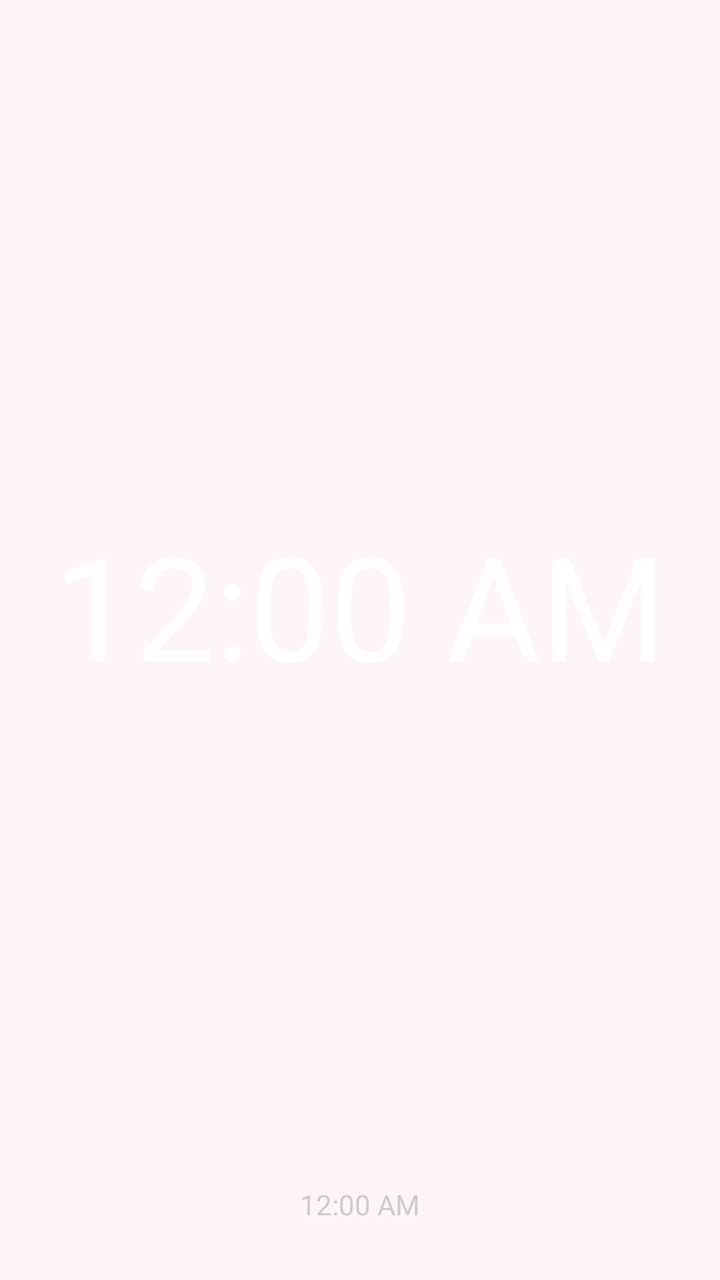
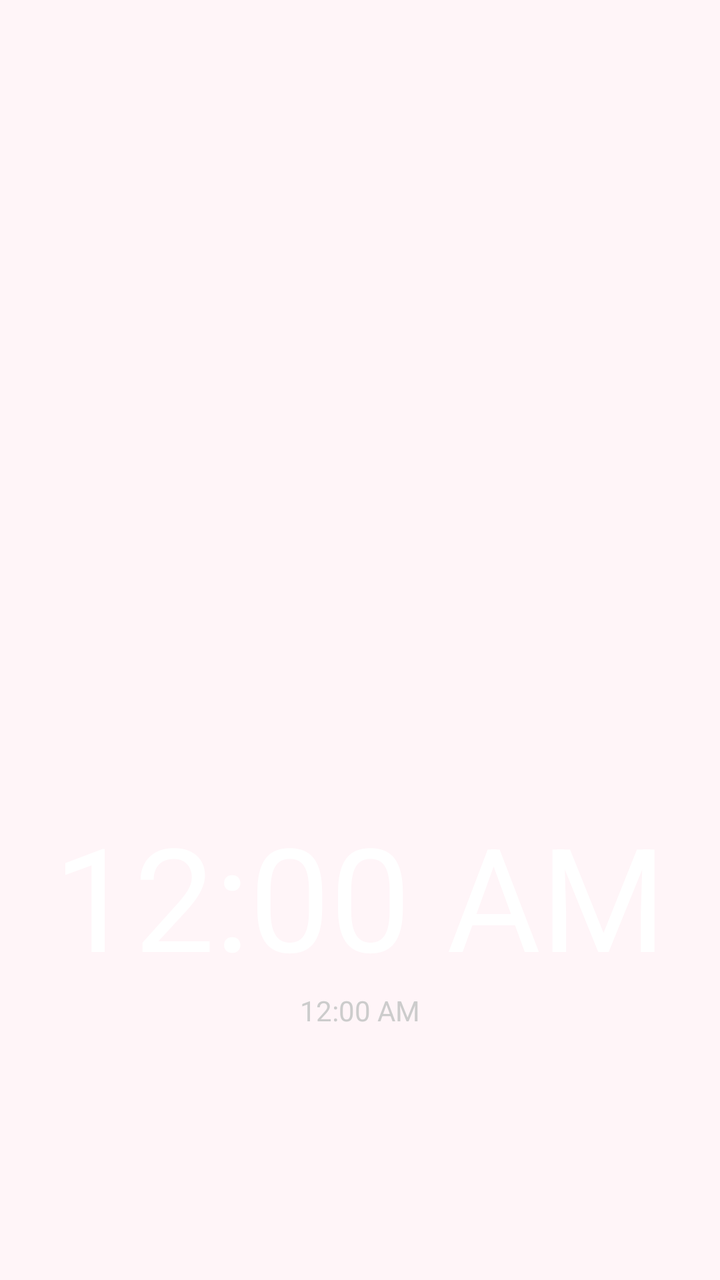

An Android layout rendered at two revisions. The XML below is the earlier revision; the diff shows what the commit changed to produce the second picture.
<!-- AndroidManifest.xml: application theme Theme.OneWidget -->
<!-- res/layout/widget_clock_digital.xml -->
<?xml version="1.0" encoding="utf-8"?>
<FrameLayout xmlns:android="http://schemas.android.com/apk/res/android"
    android:id="@+id/root"
    android:layout_width="match_parent"
    android:layout_height="match_parent">

    <ImageView
        android:id="@+id/bg"
        android:layout_width="match_parent"
        android:layout_height="match_parent"
        android:scaleType="fitXY" />

    <LinearLayout
        android:layout_width="match_parent"
        android:layout_height="match_parent"
        android:gravity="center"
        android:orientation="vertical"
        android:padding="12dp">

        <TextClock
            android:id="@+id/time"
            android:layout_width="match_parent"
            android:layout_height="0dp"
            android:layout_weight="1"
            android:autoSizeMaxTextSize="72sp"
            android:autoSizeMinTextSize="16sp"
            android:autoSizeTextType="uniform"
            android:gravity="center"
            android:maxLines="1"
            android:textColor="#FFFFFFFF" />

        
        <TextClock
            android:id="@+id/time_fixed"
            android:layout_width="match_parent"
            android:layout_height="0dp"
            android:layout_weight="1"
            android:gravity="center"
            android:maxLines="1"
            android:textColor="#FFFFFFFF"
            android:textSize="48sp"
            android:visibility="gone" />

        <TextClock
            android:id="@+id/date"
            android:layout_width="wrap_content"
            android:layout_height="wrap_content"
            android:textColor="#FFCCCCCC"
            android:textSize="14sp" />

        <TextView
            android:id="@+id/alarm"
            android:layout_width="wrap_content"
            android:layout_height="wrap_content"
            android:textColor="#FFFFB74D"
            android:textSize="12sp" />
    </LinearLayout>
</FrameLayout>
<!-- resources referenced by this layout -->
<resources>
  <style name="Theme.OneWidget" parent="@android:style/Theme.Material.Light.NoActionBar">
          <item name="android:colorPrimary">@color/sakura_primary</item>
          <item name="android:colorPrimaryDark">@color/sakura_bg</item>
          <item name="android:colorAccent">@color/sakura_primary</item>
          <item name="android:colorControlActivated">@color/sakura_primary</item>
          <item name="android:windowBackground">@color/sakura_bg</item>
          <item name="android:statusBarColor">@color/sakura_bg</item>
          <item name="android:navigationBarColor">@color/sakura_bg</item>
          <item name="android:windowLightStatusBar">true</item>
          <item name="android:textColorPrimary">@color/sakura_text</item>
          <item name="android:textColorSecondary">@color/sakura_subtext</item>
      </style>
  <color name="sakura_primary">#FFEC407A</color>
  <color name="sakura_bg">#FFFFF5F8</color>
  <color name="sakura_text">#FF4A2B38</color>
  <color name="sakura_subtext">#FF8E6B7A</color>
</resources>

<!-- the commit's change to res/layout/widget_clock_digital.xml (unified diff, before → after) -->
@@ -13,19 +13,24 @@
     <LinearLayout
         android:layout_width="match_parent"
         android:layout_height="match_parent"
-        android:gravity="center"
+        android:gravity="center_horizontal"
         android:orientation="vertical"
         android:padding="12dp">
+
+        <FrameLayout
+            android:layout_width="match_parent"
+            android:layout_height="0dp"
+            android:layout_weight="1" />
 
         <TextClock
             android:id="@+id/time"
             android:layout_width="match_parent"
             android:layout_height="0dp"
-            android:layout_weight="1"
+            android:layout_weight="4"
             android:autoSizeMaxTextSize="72sp"
             android:autoSizeMinTextSize="16sp"
             android:autoSizeTextType="uniform"
-            android:gravity="center"
+            android:gravity="center_horizontal|bottom"
             android:maxLines="1"
             android:textColor="#FFFFFFFF" />
 
@@ -33,9 +38,8 @@
         <TextClock
             android:id="@+id/time_fixed"
             android:layout_width="match_parent"
-            android:layout_height="0dp"
-            android:layout_weight="1"
-            android:gravity="center"
+            android:layout_height="wrap_content"
+            android:gravity="center_horizontal"
             android:maxLines="1"
             android:textColor="#FFFFFFFF"
             android:textSize="48sp"
@@ -54,5 +58,10 @@
             android:layout_height="wrap_content"
             android:textColor="#FFFFB74D"
             android:textSize="12sp" />
+
+        <FrameLayout
+            android:layout_width="match_parent"
+            android:layout_height="0dp"
+            android:layout_weight="1" />
     </LinearLayout>
 </FrameLayout>
